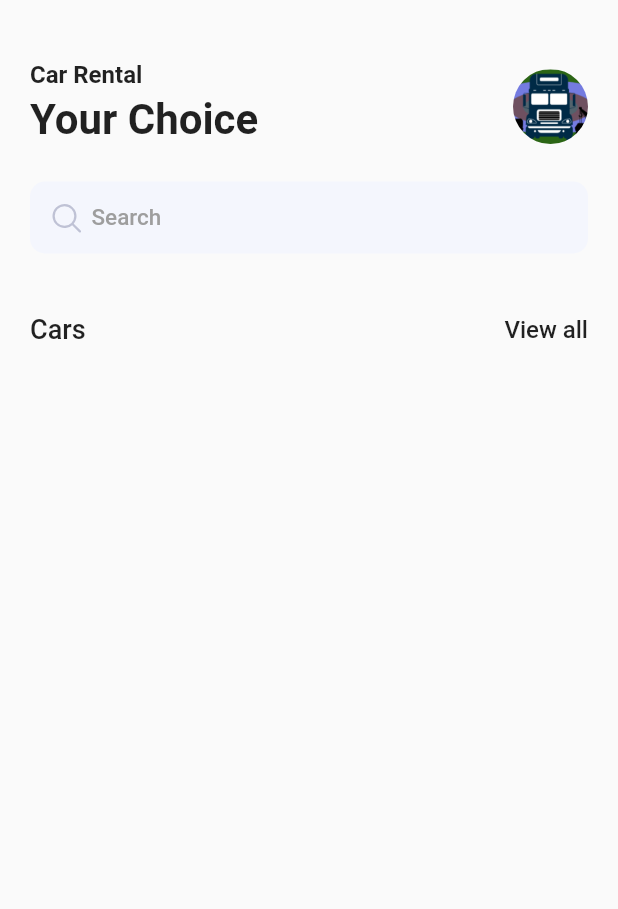
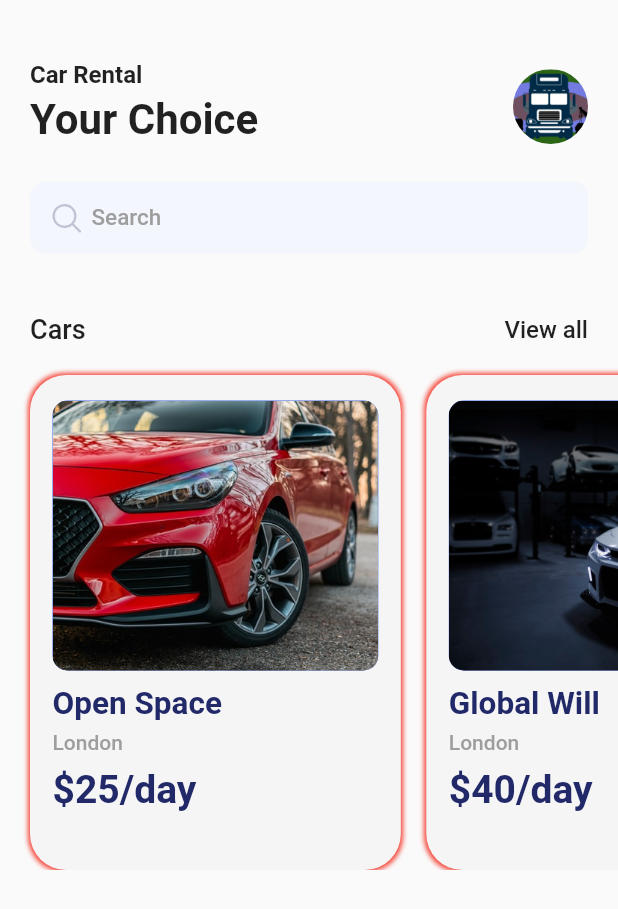
Before and after one commit to psuman10/flutter, a Flutter app: the Home screen opened directly, on a phone screen of 412 x 824 dp. Shown: the top 909 px of the screen. Run offline on Flutter 3.47's test engine with Material 2 defaults, Android fonts, the phone set to English and light mode, and no system bars; our stand-ins replace fluentui_icons, flutter_svg, form_field_validator, gap, get, image_picker and 2 more; accounts and stored records are empty.

Commit message:
added screens

```diff
--- /dev/null
+++ b/car_rental/lib/json/car_list.dart
@@ -0,0 +1,20 @@
+List<Map<String, dynamic>> carList = [
+  {
+    'image': 'car.jpg',
+    'place': 'Open Space',
+    'destination': 'London',
+    'price': 25
+  },
+  {
+    'image': 'carr.jpg',
+    'place': 'Global Will',
+    'destination': 'London',
+    'price': 40
+  },
+  {
+    'image': 'carrr.jpg',
+    'place': 'Global Wil',
+    'destination': 'Lonon',
+    'price': 40
+  },
+];
--- a/car_rental/lib/screen/main_screen.dart
+++ b/car_rental/lib/screen/main_screen.dart
@@ -1,7 +1,9 @@
-
+import 'package:car_rental/json/car_list.dart';
+import 'package:car_rental/widgets/hotel_view.dart';
 import 'package:fluentui_icons/fluentui_icons.dart';
 import 'package:flutter/material.dart';
 import 'package:gap/gap.dart';
+
 
 class Home extends StatelessWidget {
   const Home({Key? key}) : super(key: key);
@@ -81,10 +83,13 @@ class Home extends StatelessWidget {
               )
           ),
           const Gap(15),
-          const SingleChildScrollView(
-              physics: BouncingScrollPhysics(),
-              padding: EdgeInsets.only(left: 20),
+          SingleChildScrollView(
+              physics: const BouncingScrollPhysics(),
+              padding: const EdgeInsets.only(left: 20),
               scrollDirection: Axis.horizontal,
+              child: Row(
+                children: carList.map<Widget>((hotel) => HotelView(car: hotel)).toList()
+              )
 
           ),
         ],
--- /dev/null
+++ b/car_rental/lib/utils/layouts.dart
@@ -0,0 +1,11 @@
+import 'package:flutter/material.dart';
+
+class Layouts {
+  static getTheme(BuildContext context) {
+    return Theme.of(context);
+  }
+  static getSize(BuildContext context) {
+    return MediaQuery.of(context).size;
+  }
+
+}
--- /dev/null
+++ b/car_rental/lib/utils/styles.dart
@@ -0,0 +1,14 @@
+import 'package:flutter/material.dart';
+
+Color primary = const Color(0xFF4066EA);
+class Styles {
+  static Color primaryColor = primary;
+  static Color textColor = const Color(0xFF222969);
+  static Color bgColor = Colors.white;
+  static Color orangeColor = const Color(0xFFF37B67);
+  static TextStyle textStyle = TextStyle(fontSize: 16, color: textColor, fontWeight: FontWeight.w500);
+  static TextStyle headline1Style = TextStyle(fontSize: 26, color: textColor, fontWeight: FontWeight.bold);
+  static TextStyle headline2Style = TextStyle(fontSize: 21, color: textColor, fontWeight: FontWeight.bold);
+  static TextStyle headline3Style = TextStyle(fontSize: 17,fontWeight: FontWeight.w500, color: textColor);
+  static TextStyle subtitle1Style = TextStyle(fontSize: 14 ,color: Colors.grey.shade500, fontWeight: FontWeight.w500);
+}
--- /dev/null
+++ b/car_rental/lib/widgets/fluentui_icons/fluentui_icons.dart
@@ -0,0 +1 @@
+// TODO Implement this library.
--- /dev/null
+++ b/car_rental/lib/widgets/hotel_view.dart
@@ -0,0 +1,53 @@
+import 'package:car_rental/utils/layouts.dart';
+import 'package:car_rental/utils/styles.dart';
+import 'package:flutter/material.dart';
+import 'package:gap/gap.dart';
+
+class HotelView extends StatelessWidget{
+  final Map<String, dynamic> car;
+
+  const HotelView({Key? key, required this.car}) : super(key: key);
+  @override
+  Widget build(BuildContext context) {
+    final size = Layouts.getSize(context);
+    return Container(
+      width: size.width*0.6,
+      height: 330,
+      margin: const EdgeInsets.only(right: 17, top: 5),
+      decoration: BoxDecoration(
+        color: Colors.grey.shade100,
+        borderRadius: BorderRadius.circular(24),
+        boxShadow: const [
+          BoxShadow(
+              color: Colors.red,
+              blurRadius: 2,
+              spreadRadius: 1
+          )
+        ],
+      ),
+      padding: const EdgeInsets.symmetric(horizontal: 15, vertical: 17),
+      child: Column(
+        crossAxisAlignment: CrossAxisAlignment.start,
+        children: [
+          Container(
+            height: 180,
+            decoration: BoxDecoration(
+              color: Styles.primaryColor,
+              borderRadius: BorderRadius.circular(10),
+              image: DecorationImage(
+                image: AssetImage('assets/images/${car['image']}'),
+                fit: BoxFit.cover
+              )
+            ),
+          ),
+          const Gap(10),
+          Text(car['place'], style: Styles.headline2Style.copyWith(fontWeight: FontWeight.w600),),
+          const Gap(5),
+          Text(car['destination'], style: Styles.subtitle1Style),
+          const Gap(8),
+          Text('\$${car['price']}/day', style: Styles.headline1Style.copyWith(),),
+        ],
+      ),
+    );
+  }
+}
```
Also changed, not shown: car_rental/lib/utils/input_decoration.dart (added, +20 -0 lines), car_rental/lib/utils/size_config.dart (added, +30 -0 lines), car_rental/lib/utils/strings.dart (added, +31 -0 lines), car_rental/lib/widgets/buttons.dart (added, +53 -0 lines), car_rental/lib/widgets/custom_divider.dart (added, +14 -0 lines), car_rental/lib/widgets/default_text_field.dart (added, +116 -0 lines), car_rental/lib/widgets/my_app_bar.dart (added, +22 -0 lines), car_rental/lib/widgets/ticket_view.dart (added, +191 -0 lines).
